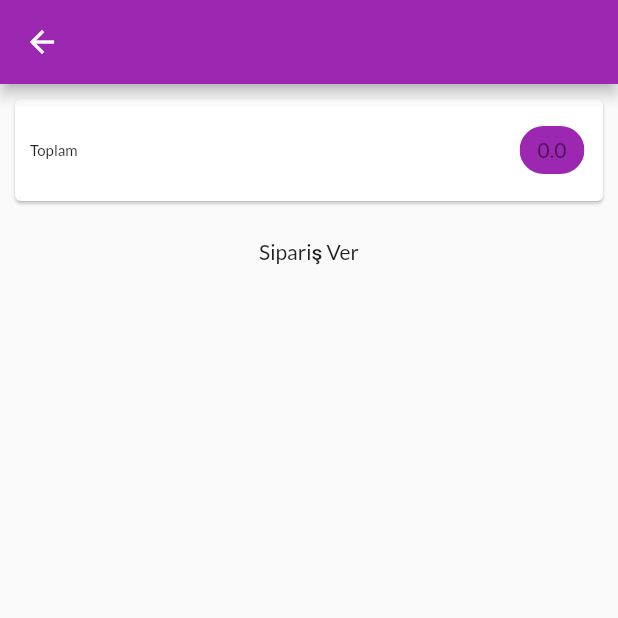
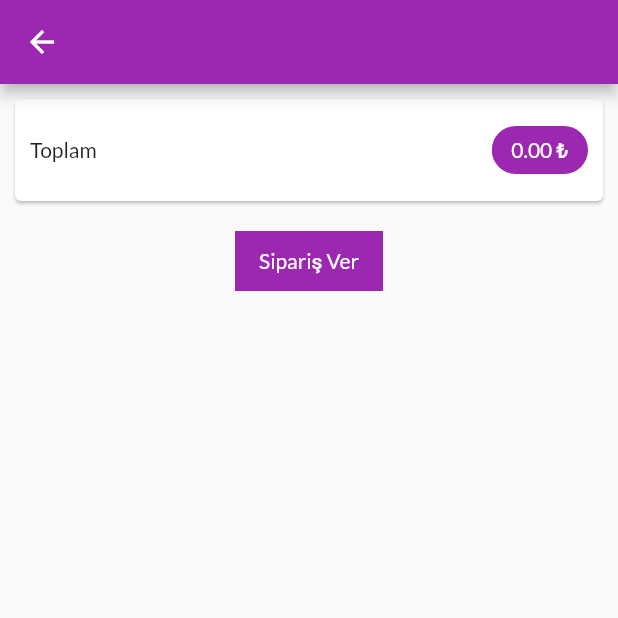
Before and after one commit to Ramekici/flutter-e-commerce-dogal, a Flutter app: the CartScreen screen opened by its route, after a tap on "Sipariş Ver", on a phone screen of 412 x 824 dp, the top half of it. Run offline on Flutter 3.47's test engine with Material 2 defaults, Android fonts, the phone set to English and light mode, and no system bars; network calls fail.

```diff
--- a/lib/main.dart
+++ b/lib/main.dart
@@ -4,8 +4,10 @@ import 'package:provider/provider.dart';
 import './screens/cart_screen.dart';
 import './providers/cart.dart';
 import './providers/products.dart';
+import './providers/orders.dart';
 import './screens/products_detail_screen.dart';
 import './screens/products_overview_screen.dart';
+import './screens/orders_screen.dart';
 
 void main() {
   runApp(MyApp());
@@ -20,6 +22,8 @@ class MyApp extends StatelessWidget {
         create:(_)=> Products(),),
       ChangeNotifierProvider(
         create:(_)=> Cart(),),
+      ChangeNotifierProvider(
+        create:(_)=> Orders(),),
     ],
       child: MaterialApp(
         title: 'Dogal Urunler',
@@ -32,6 +36,7 @@ class MyApp extends StatelessWidget {
         routes: {
           ProductDetailScreen.routeName: (ctx) => ProductDetailScreen(),
           CartScreen.routeName: (ctx) => CartScreen(),
+          OrdersScreen.routeName: (ctx) => OrdersScreen(),
         },
       ),
     );
--- a/lib/providers/cart.dart
+++ b/lib/providers/cart.dart
@@ -50,6 +50,16 @@ class Cart with ChangeNotifier{
     notifyListeners();
   }
 
+  void removeItems(String productId){
+    _items.remove(productId);
+    notifyListeners();
+  }
+
+  void clear(){
+    _items = {};
+    notifyListeners();
+  }
+
 
 
 }
--- /dev/null
+++ b/lib/providers/orders.dart
@@ -0,0 +1,42 @@
+import 'package:flutter/foundation.dart';
+
+import './cart.dart';
+
+class OrderItem {
+  final String id;
+  final double amount;
+  final List<CartItem> products;
+  final DateTime dateTime;
+
+  OrderItem({
+    @required this.id,
+    @required this.amount,
+    @required this.products,
+    @required this.dateTime});
+
+}
+
+
+class Orders with ChangeNotifier {
+  List<OrderItem> _orders = [];
+
+  List<OrderItem>  get orders {
+    return [..._orders];
+  }
+
+  void addOrder(List<CartItem> cartItems, double amount){
+    _orders.insert(0, OrderItem(
+      id: DateTime.now().toString(),
+      amount: amount,
+      products: cartItems,
+      dateTime: DateTime.now()
+    ));
+    notifyListeners();
+
+
+  }
+
+
+
+
+}
--- a/lib/providers/products.dart
+++ b/lib/providers/products.dart
@@ -2,42 +2,64 @@ import 'package:flutter/material.dart';
 
 import './product.dart';
 
-class Products with ChangeNotifier{
-
+class Products with ChangeNotifier {
   List<Product> _items = [
-    Product(id: 'p1',
-    title: 'Zeytin',
-    description: 'Yemeklik',
-    price: 32.12,
-    imageurl: 'https://cdn.pixabay.com/photo/2015/10/02/15/59/olive-oil-968657_960_720.jpg'),
-    Product(id: 'p2', title: 'Zeytin', description: 'Yemeklik', price: 32.12, imageurl: 'https://cdn.pixabay.com/photo/2015/10/02/15/59/olive-oil-968657_960_720.jpg'),
-    Product(id: 'p3', title: 'Zeytin', description: 'Yemeklik', price: 32.12, imageurl: 'https://cdn.pixabay.com/photo/2015/10/02/15/59/olive-oil-968657_960_720.jpg'),
-    Product(id: 'p4', title: 'Zeytin', description: 'Yemeklik', price: 32.12, imageurl: 'https://cdn.pixabay.com/photo/2015/10/02/15/59/olive-oil-968657_960_720.jpg'),
-    Product(id: 'p5', title: 'Zeytin', description: 'Yemeklik', price: 32.12, imageurl: 'https://cdn.pixabay.com/photo/2015/10/02/15/59/olive-oil-968657_960_720.jpg')
-
+    Product(
+        id: 'p1',
+        title: 'Zeytin',
+        description: 'Kahvaltılık',
+        price: 32.12,
+        imageurl:
+            'https://cdn.pixabay.com/photo/2015/10/02/15/59/olive-oil-968657_960_720.jpg'),
+    Product(
+        id: 'p2',
+        title: 'Kars Kaşar',
+        description: 'Kahvaltılık',
+        price: 23.00,
+        imageurl:
+            'https://cdn.pixabay.com/photo/2010/12/13/10/24/cheese-2785__340.jpg'),
+    Product(
+        id: 'p3',
+        title: 'Yumurta',
+        description: 'Doğal ve Serbest Gezen Tavuk yumurtası',
+        price: 12.50,
+        imageurl:
+            'https://cdn.pixabay.com/photo/2015/09/17/17/19/egg-944495_960_720.jpg'),
+    Product(
+        id: 'p4',
+        title: 'Cherry Domates',
+        description: 'Kahvaltılık mis cherry',
+        price: 14.00,
+        imageurl:
+            'https://cdn.pixabay.com/photo/2019/05/29/19/04/tomatoes-4238247_960_720.jpg'),
+    Product(
+        id: 'p5',
+        title: 'Pastırma',
+        description: 'Kayseri Pastırması',
+        price: 32.12,
+        imageurl:
+            'https://cdn.pixabay.com/photo/2017/09/30/18/22/meat-2802998_960_720.jpg')
   ];
 
   //var _showFavoritesOnly = false;
 
-
-  List<Product> get items{
+  List<Product> get items {
     // if(_showFavoritesOnly){
     //   return _items.where((element) => element.isFavorite).toList();
     // }
     return [..._items];
   }
 
-  List<Product> get favoriteItems{
+  List<Product> get favoriteItems {
     print(_items);
     return _items.where((element) => element.isFavorite).toList();
-
   }
 
-  Product findById(String id){
+  Product findById(String id) {
     return _items.firstWhere((element) => element.id == id);
   }
 
-  void addProduct(){
+  void addProduct() {
     //_items.add(value);
     notifyListeners();
   }
@@ -52,6 +74,4 @@ class Products with ChangeNotifier{
   //   notifyListeners();
   // }
 
-
-
 }
--- a/lib/screens/cart_screen.dart
+++ b/lib/screens/cart_screen.dart
@@ -1,20 +1,18 @@
 import 'package:flutter/material.dart';
 import 'package:provider/provider.dart';
-import '../providers/cart.dart';
+import '../providers/cart.dart' show Cart;
+import '../widgets/cart_item.dart';
+import '../providers/orders.dart';
 
 class CartScreen extends StatelessWidget {
-
   static String routeName = '/cart';
 
   @override
   Widget build(BuildContext context) {
-
-    final cartContainer =  Provider.of<Cart>(context);
-
+    final cartContainer = Provider.of<Cart>(context);
     return Scaffold(
         appBar: AppBar(),
-      body: Column(
-        children: <Widget>[
+        body: Column(children: <Widget>[
           Card(
             margin: EdgeInsets.all(10.0),
             child: Padding(
@@ -22,21 +20,46 @@ class CartScreen extends StatelessWidget {
                 child: Row(
                     mainAxisAlignment: MainAxisAlignment.spaceBetween,
                     children: <Widget>[
-                  Text('Toplam', style: TextStyle(fontSize: 10)),
-                  SizedBox(width: 10,),
-                  Chip(label: Text('${cartContainer.totalPrice}',
-                  style: TextStyle(color: Theme.of(context).textTheme.headline3.color),),
+                      Text('Toplam', style: TextStyle(fontSize: 14)),
+                      SizedBox(
+                        width: 10,
+                      ),
+                      Chip(
+                          padding: EdgeInsets.all(5),
+                          label: Text(
+                            '${cartContainer.totalPrice.toStringAsFixed(2)} ₺',
+                            style: TextStyle(
+                                color: Colors.white),
+                          ),
                           backgroundColor: Theme.of(context).primaryColor)
-
-                ]
-              )),
+                    ])),
           ),
-          FlatButton(
-            onPressed: (){},
-            child: Text('Sipariş Ver'))
-
-        ]
-      )
-    );
+          SizedBox(height: 10),
+          Container(
+            height: 40,
+            decoration: BoxDecoration(
+              color: Theme.of(context).primaryColor,
+            ),
+            child: FlatButton(
+                onPressed: () {
+                  Provider.of<Orders>(context, listen: false).addOrder(
+                      cartContainer.items.values.toList(),
+                      cartContainer.totalPrice);
+                  cartContainer.clear();
+                },
+                child: Text('Sipariş Ver', style: TextStyle(color: Colors.white),)),
+          ),
+          SizedBox(height: 10),
+          Expanded(
+              child: ListView.builder(
+                  itemCount: cartContainer.items.length,
+                  itemBuilder: (ctx, ind) => CartItem(
+                      id: cartContainer.items.values.toList()[ind].id,
+                      productId: cartContainer.items.keys.toList()[ind],
+                      title: cartContainer.items.values.toList()[ind].title,
+                      quantity:
+                          cartContainer.items.values.toList()[ind].quantity,
+                      price: cartContainer.items.values.toList()[ind].price))),
+        ]));
   }
 }
--- a/lib/screens/products_overview_screen.dart
+++ b/lib/screens/products_overview_screen.dart
@@ -1,7 +1,8 @@
-import 'package:e_commerce_dogal_flutter/screens/cart_screen.dart';
 import 'package:flutter/material.dart';
 import 'package:provider/provider.dart';
 
+import '../screens/cart_screen.dart';
+import '../widgets/app_drawer.dart';
 import '../providers/cart.dart';
 import '../widgets/badge.dart';
 import '../widgets/products_grid.dart';
@@ -69,7 +70,8 @@ class _ProductOverViewScreenState extends State<ProductOverViewScreen> {
         ],
 
         ),
-      body: ProductGrid(_showFavorites)
+      drawer: AppDrawer(),
+      body: ProductGrid(_showFavorites),
 
     );
   }
--- a/lib/widgets/product_item.dart
+++ b/lib/widgets/product_item.dart
@@ -29,7 +29,7 @@ class ProductItem extends StatelessWidget {
           ),
         ),
         footer: GridTileBar(
-          backgroundColor: Colors.black87,
+          backgroundColor: Colors.black54,
           title: Text(
             product.title,
             textAlign: TextAlign.center,
--- a/pubspec.yaml
+++ b/pubspec.yaml
@@ -24,6 +24,7 @@ dependencies:
   flutter:
     sdk: flutter
   provider: ^4.0.0
+  intl: ^0.16.1
   cupertino_icons: ^0.1.3
 
 dev_dependencies:
```
Also changed, not shown: lib/screens/orders_screen.dart (added, +28 -0 lines), lib/screens/products_detail_screen.dart (+19 -6 lines), lib/widgets/app_drawer.dart (added, +35 -0 lines), lib/widgets/cart_item.dart (added, +47 -0 lines), lib/widgets/order_item.dart (added, +66 -0 lines), pubspec.lock. Lines whose indentation alone changed are shown as unchanged.
